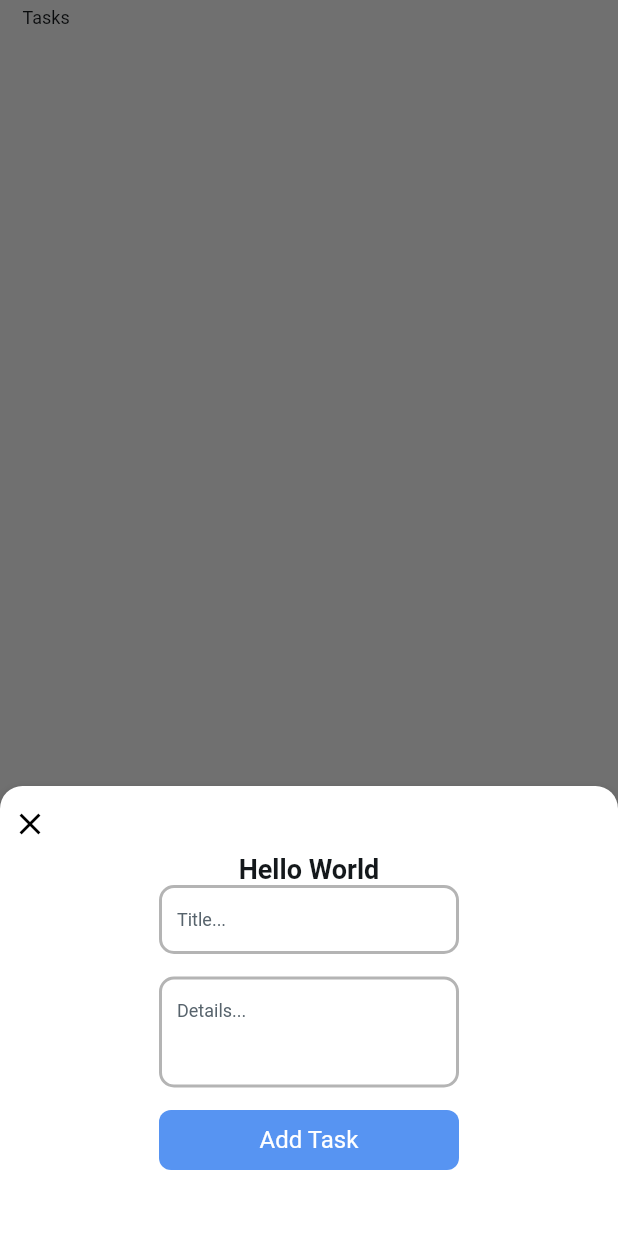
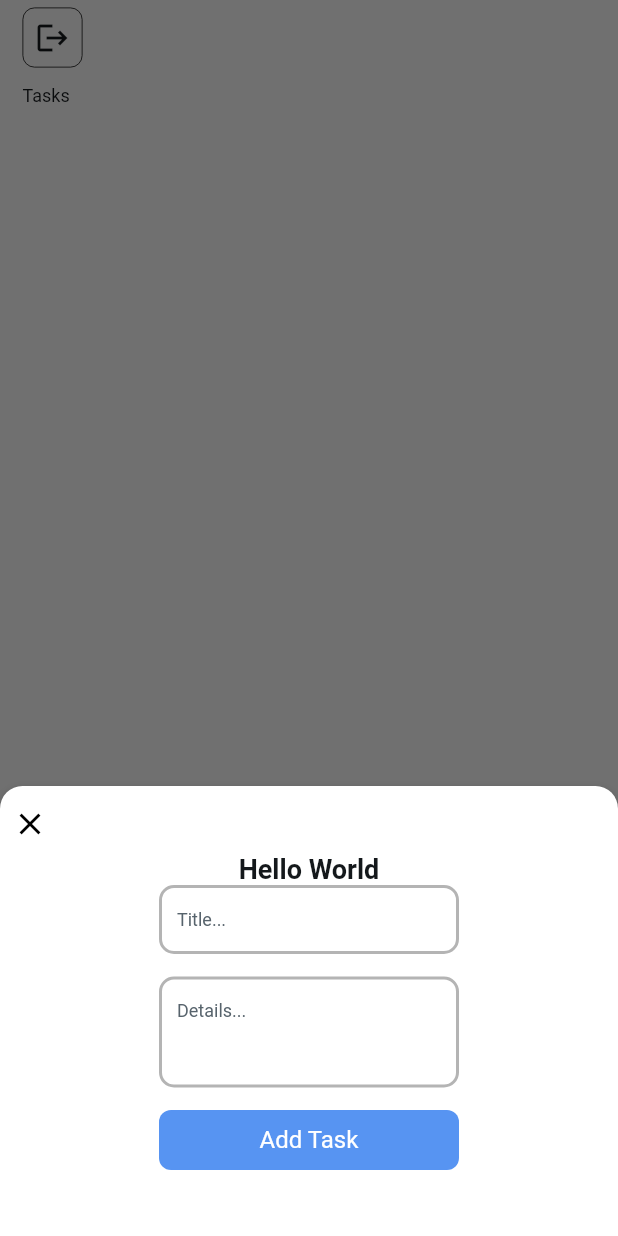
Before and after one commit to Bebrp/TodoApp-FlutterFlow, a Flutter app: the TasksWidget screen opened directly, after a tap on the "add" icon, on a phone screen of 412 x 824 dp. Run offline on Flutter 3.47's test engine with Material 3 defaults, Android fonts, the phone set to English and light mode, and no system bars; drawn by our look-alikes of auto_size_text; our stand-ins replace cloud_firestore, easy_debounce, file_picker, firebase_auth, firebase_core, firebase_storage and 11 more; missing offline and left inert: json_path, mime_type; accounts and stored records are empty; Roboto replaces fonts that are missing (Inria Serif).

Commit message:
Updating to latest FlutterFlow output.

```diff
--- a/lib/pages/completed/completed_model.dart
+++ b/lib/pages/completed/completed_model.dart
@@ -1,4 +1,5 @@
 import '/flutter_flow/flutter_flow_util.dart';
+import '/index.dart';
 import 'completed_widget.dart' show CompletedWidget;
 import 'package:flutter/material.dart';
 
--- a/lib/pages/tasks/tasks_widget.dart
+++ b/lib/pages/tasks/tasks_widget.dart
@@ -3,6 +3,7 @@ import '/backend/backend.dart';
 import '/components/add_task_widget.dart';
 import '/components/task_box_widget.dart';
 import '/flutter_flow/ff_builtin_enums.dart';
+import '/flutter_flow/flutter_flow_icon_button.dart';
 import '/flutter_flow/flutter_flow_theme.dart';
 import '/flutter_flow/flutter_flow_util.dart';
 import '/index.dart';
@@ -91,6 +92,28 @@ class _TasksWidgetState extends State<TasksWidget> {
               crossAxisAlignment: (FFCrossAxisAlignment.start).flutterValue,
               textBaseline: TextBaseline.alphabetic,
               children: [
+                Padding(
+                  padding: EdgeInsetsDirectional.fromSTEB(15.0, 0.0, 0.0, 0.0),
+                  child: FlutterFlowIconButton(
+                    borderColor: Colors.black,
+                    borderRadius: 8.0,
+                    borderWidth: 0.5,
+                    buttonSize: 40.0,
+                    icon: Icon(
+                      Icons.logout,
+                      color: FlutterFlowTheme.of(context).primaryText,
+                      size: 24.0,
+                    ),
+                    onPressed: () async {
+                      GoRouter.of(context).prepareAuthEvent();
+                      await authManager.signOut();
+                      GoRouter.of(context).clearRedirectLocation();
+
+                      context.goNamedAuth(
+                          SignUpWidget.routeName, context.mounted);
+                    },
+                  ),
+                ),
                 Padding(
                   padding: EdgeInsetsDirectional.fromSTEB(15.0, 0.0, 0.0, 0.0),
                   child: Text(
```
Also changed, not shown: lib/pages/completed/completed_widget.dart (+24 -0 lines).
